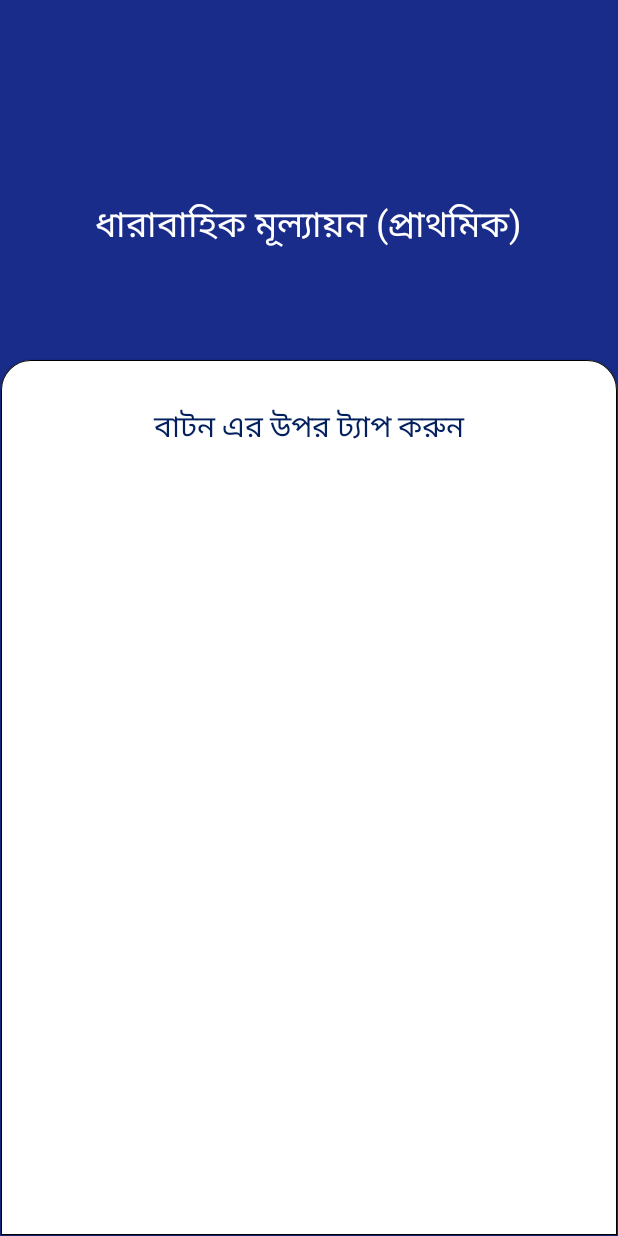
After one commit to Harun-or-rashid/assessment_app_design, an Android app: the Home screen opened directly, with no data from a screen before it, on a phone screen of 412 x 824 dp. The commit adds this screen. Run offline under Robolectric (Android 15) with nearby library versions, the phone set to English and light mode, and no system bars.

Commit message:
Home Activity Added with some drawable files

```diff
--- a/app/src/main/AndroidManifest.xml
+++ b/app/src/main/AndroidManifest.xml
@@ -9,7 +9,8 @@
         android:roundIcon="@mipmap/ic_launcher_round"
         android:supportsRtl="true"
         android:theme="@style/AppTheme">
-        <activity android:name=".LoginActivity"></activity>
+        <activity android:name=".Home"></activity>
+        <activity android:name=".LoginActivity" />
         <activity android:name=".MainActivity">
             <intent-filter>
                 <action android:name="android.intent.action.MAIN" />
--- /dev/null
+++ b/app/src/main/java/com/example/assessment/Home.java
@@ -0,0 +1,23 @@
+package com.example.assessment;
+
+import androidx.appcompat.app.AppCompatActivity;
+import androidx.cardview.widget.CardView;
+
+import android.os.Bundle;
+import android.view.WindowManager;
+
+public class Home extends AppCompatActivity {
+
+    @Override
+    protected void onCreate(Bundle savedInstanceState) {
+        super.onCreate(savedInstanceState);
+        setContentView(R.layout.activity_home);
+        CardView cardView=(CardView)findViewById(R.id.home_card);
+        getWindow().setFlags(WindowManager.LayoutParams.FLAG_FULLSCREEN,
+                WindowManager.LayoutParams.FLAG_FULLSCREEN);
+        getSupportActionBar().hide();
+        cardView.setBackgroundResource(R.drawable.big_card_bg_radius);
+
+
+    }
+}
--- a/app/src/main/java/com/example/assessment/MainActivity.java
+++ b/app/src/main/java/com/example/assessment/MainActivity.java
@@ -18,8 +18,6 @@ public class MainActivity extends AppCompatActivity {
         getWindow().setFlags(WindowManager.LayoutParams.FLAG_FULLSCREEN,
                 WindowManager.LayoutParams.FLAG_FULLSCREEN);
         getSupportActionBar().hide();
-
-
         Button btn_next = (Button) findViewById(R.id.btn_next);
         btn_next.setOnClickListener(new View.OnClickListener() {
             @Override
@@ -28,5 +26,7 @@ public class MainActivity extends AppCompatActivity {
                 startActivity(login_intent);
             }
         });
+
+
     }
 }
--- /dev/null
+++ b/app/src/main/res/layout/activity_home.xml
@@ -0,0 +1,71 @@
+<?xml version="1.0" encoding="utf-8"?>
+<androidx.constraintlayout.widget.ConstraintLayout xmlns:android="http://schemas.android.com/apk/res/android"
+    xmlns:app="http://schemas.android.com/apk/res-auto"
+    xmlns:tools="http://schemas.android.com/tools"
+    android:layout_width="match_parent"
+    android:layout_height="match_parent"
+    android:background="#192C89"
+    tools:context=".Home">
+
+    <TextView
+        android:layout_width="wrap_content"
+        android:layout_height="wrap_content"
+        android:text="ধারাবাহিক মূল্যায়ন (প্রাথমিক)"
+android:textAlignment="center"
+        android:textColor="#FFFFFF"
+        android:textSize="24sp"
+        app:layout_constraintBottom_toTopOf="@+id/guideline2"
+        app:layout_constraintEnd_toEndOf="parent"
+        app:layout_constraintHorizontal_bias="0.497"
+        app:layout_constraintStart_toStartOf="parent"
+        app:layout_constraintTop_toTopOf="parent"
+        app:layout_constraintVertical_bias="0.648" />
+
+    <androidx.constraintlayout.widget.Guideline
+        android:id="@+id/guideline2"
+        android:layout_width="wrap_content"
+        android:layout_height="wrap_content"
+        android:orientation="horizontal"
+        app:layout_constraintGuide_end="585dp" />
+
+    <androidx.cardview.widget.CardView
+        android:id="@+id/home_card"
+        android:layout_width="0dp"
+        android:layout_height="0dp"
+        app:layout_constraintBottom_toBottomOf="parent"
+        app:layout_constraintEnd_toEndOf="parent"
+        app:layout_constraintStart_toStartOf="parent"
+        app:layout_constraintTop_toTopOf="@+id/guideline2">
+
+        <LinearLayout
+            android:layout_width="match_parent"
+            android:layout_height="match_parent"
+            android:orientation="vertical"
+
+            >
+
+            <TextView
+                android:id="@+id/tap_txt"
+                android:layout_width="match_parent"
+                android:gravity="center_horizontal"
+                android:layout_height="41dp"
+                android:layout_marginTop="30dp"
+                android:text="বাটন এর উপর ট্যাপ করুন"
+                android:textAlignment="center"
+                android:textColor="#02205E"
+                android:textSize="20sp" />
+
+
+            <androidx.constraintlayout.widget.ConstraintLayout
+                android:layout_width="wrap_content"
+                android:layout_height="70dp"
+                android:background="#00ABC4"
+                android:layout_margin="15dp"/>
+
+
+        </LinearLayout>
+
+
+    </androidx.cardview.widget.CardView>
+
+</androidx.constraintlayout.widget.ConstraintLayout>
--- a/app/src/main/res/layout/activity_login.xml
+++ b/app/src/main/res/layout/activity_login.xml
@@ -95,6 +95,7 @@
             </LinearLayout>
 
             <Button
+                android:id="@+id/btn_submit"
                 android:layout_width="300dp"
                 android:layout_height="60dp"
                 android:background="@drawable/submit_btn_radius"
```
Also changed, not shown: app/src/main/java/com/example/assessment/LoginActivity.java (+10 -0 lines), app/src/main/res/drawable/home_item_radius.xml (added, +17 -0 lines), app/src/main/res/drawable/seek_radius.xml (added, +14 -0 lines).
